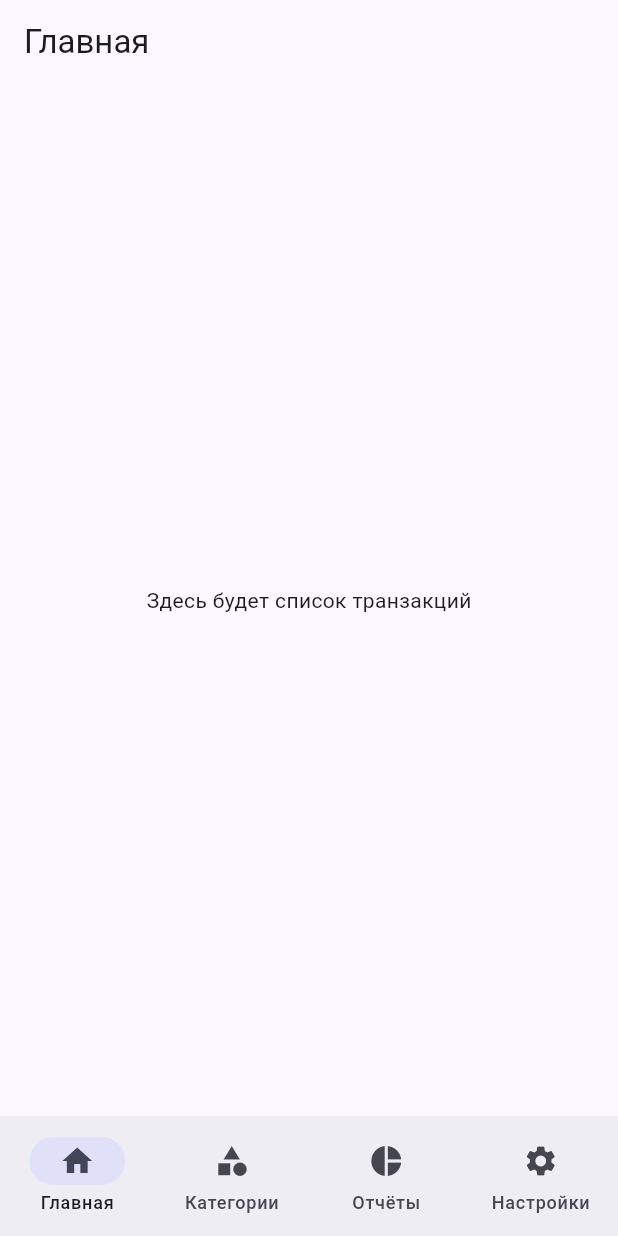
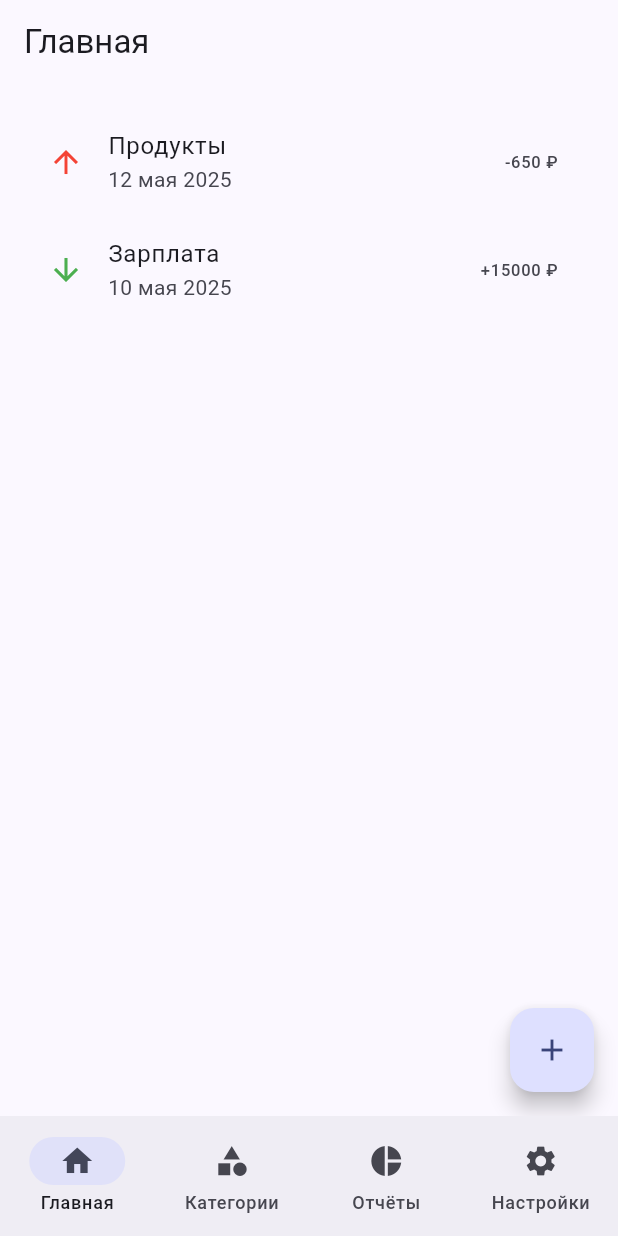
Before and after one commit to Dev-saint/FinliteApp, a Flutter app: the screen it shows after launch, on a phone screen of 412 x 824 dp. Run offline on Flutter 3.47's test engine with Material 3 defaults, Android fonts, the phone set to English and light mode, and no system bars.

Commit message:
Added transaction add screen and button on main screen

```diff
--- a/lib/screens/home_screen.dart
+++ b/lib/screens/home_screen.dart
@@ -1,13 +1,41 @@
 import 'package:flutter/material.dart';
+import 'add_transaction_screen.dart';
 
 class HomeScreen extends StatelessWidget {
   const HomeScreen({super.key});
+
+  void _openAddTransactionScreen(BuildContext context) {
+    Navigator.push(
+      context,
+      MaterialPageRoute(builder: (_) => const AddTransactionScreen()),
+    );
+  }
 
   @override
   Widget build(BuildContext context) {
     return Scaffold(
       appBar: AppBar(title: const Text('Главная')),
-      body: const Center(child: Text('Здесь будет список транзакций')),
+      body: ListView(
+        padding: const EdgeInsets.all(16),
+        children: const [
+          ListTile(
+            leading: Icon(Icons.arrow_upward, color: Colors.red),
+            title: Text('Продукты'),
+            subtitle: Text('12 мая 2025'),
+            trailing: Text('-650 ₽'),
+          ),
+          ListTile(
+            leading: Icon(Icons.arrow_downward, color: Colors.green),
+            title: Text('Зарплата'),
+            subtitle: Text('10 мая 2025'),
+            trailing: Text('+15000 ₽'),
+          ),
+        ],
+      ),
+      floatingActionButton: FloatingActionButton(
+        onPressed: () => _openAddTransactionScreen(context),
+        child: const Icon(Icons.add),
+      ),
     );
   }
 }
```
Also changed, not shown: lib/screens/add_transaction_screen.dart (added, +47 -0 lines), 1 other file.
